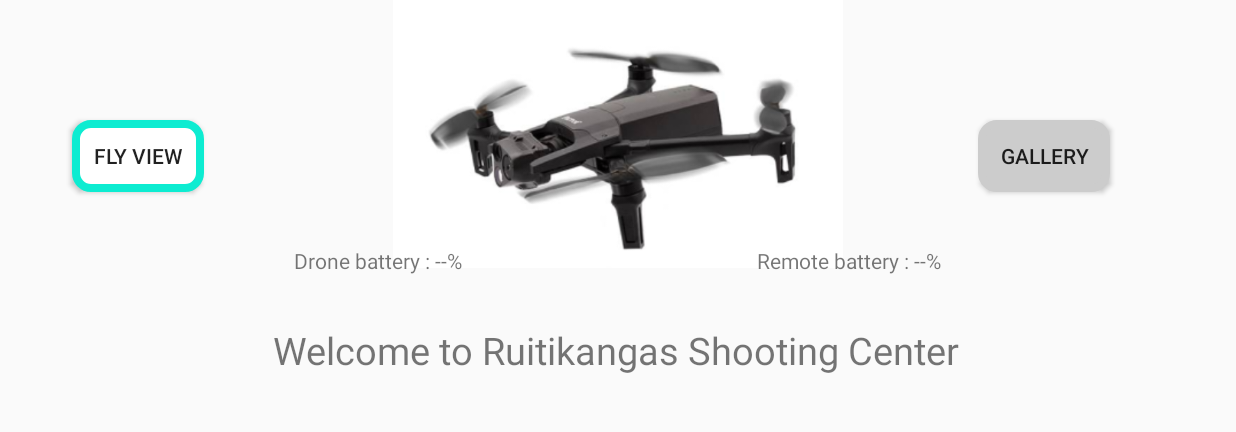
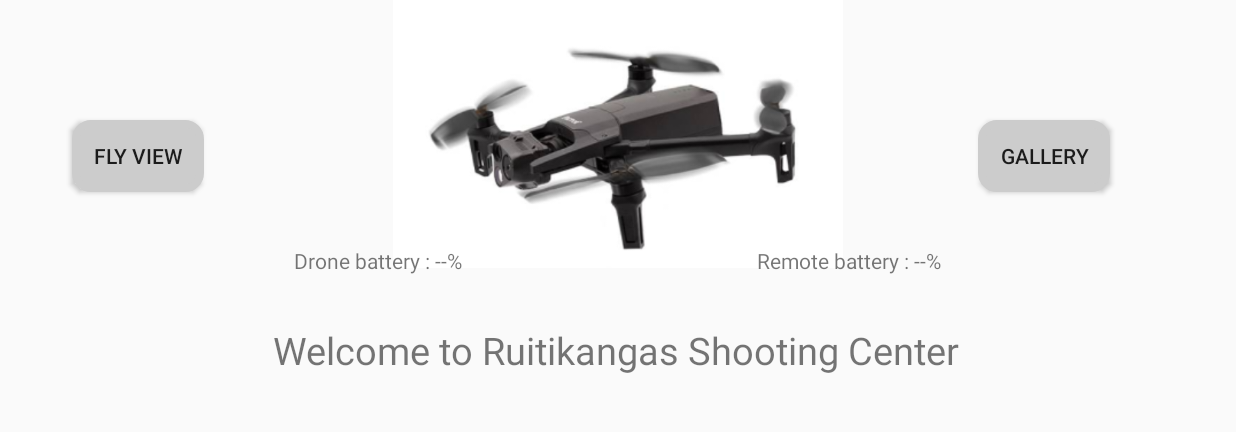
Before and after one commit to Ruutikangas-Shooting-Project/RuutikangasProject, an Android app: the screen it shows after launch (BatteryStatusActivity), after a tap on an icon or button, on a phone screen of 824 x 412 dp (held sideways), the part 174-606 px from its top. Run offline under Robolectric (Android 15) with nearby library versions, the phone set to English and light mode, and no system bars; libraries missing offline, so code that uses them is left out: com.parrot.drone; 2 statements that could not run were skipped.

Commit message:
Chnage welcome page btn logic, it will not be clicked if not link to drone. download file issue fixed

```diff
--- a/app/src/main/java/com/parrot/camera/BatteryStatusActivity.kt
+++ b/app/src/main/java/com/parrot/camera/BatteryStatusActivity.kt
@@ -39,6 +39,12 @@ class BatteryStatusActivity :AppCompatActivity() {
 
         // link to main fly model (id change to flyviewBtn)
         val flyViewBtn = findViewById<Button>(R.id.connectDroneBtn)
+        val flyviewBtnOverlay = findViewById<View>(R.id.flyviewBtnOverlay)
+        flyviewBtnOverlay.setOnClickListener{
+            if(!flyViewBtn.isEnabled) {
+                Toast.makeText(this, "Connect to drone to get fly mode", Toast.LENGTH_SHORT).show()
+            }
+        }
         flyViewBtn.setOnClickListener {
             val intent = Intent (this, MainActivity::class.java)
             startActivity(intent)
@@ -47,18 +53,9 @@ class BatteryStatusActivity :AppCompatActivity() {
         val galleryBtnOverlay = findViewById<View>(R.id.galleryBtnOverlay)
         galleryBtnOverlay.setOnClickListener {
             if (!galleryBtn.isEnabled) {
-                Toast.makeText(this, "Pls connect to drone", Toast.LENGTH_SHORT).show()
+                Toast.makeText(this, "Please connect to drone", Toast.LENGTH_SHORT).show()
             }
         }
-       /* galleryBtn.setOnClickListener {
-            if (!galleryBtn.isEnabled) {
-                Toast.makeText(this, "Pls connect to drone", Toast.LENGTH_SHORT).show()
-            }else{
-                val intent = Intent(this, MediaListActivity::class.java)
-                startActivity(intent)
-            }
-        }*/
-
         galleryBtn.setOnClickListener {
             val intent = Intent(this, MediaListActivity::class.java)
             startActivity(intent)
@@ -74,8 +71,6 @@ class BatteryStatusActivity :AppCompatActivity() {
                 }
 
                 //0821 new code check if connect to drone
-                //val droneConnected = it.drone?.state?.connectionState == DeviceState.ConnectionState.CONNECTED
-                //findViewById<Button>(R.id.galleryBtn).isEnabled = droneConnected
                 val droneConnected = it.drone?.state?.connectionState == DeviceState.ConnectionState.CONNECTED
                 updateBtnState(droneConnected)
 
@@ -105,17 +100,25 @@ class BatteryStatusActivity :AppCompatActivity() {
        //0821 new code check if connect to drone
         val galleryButton: Button = findViewById(R.id.galleryBtn)
         val galleryBtnOverlay : View = findViewById(R.id.galleryBtnOverlay)
+        val flyViewBtn: Button = findViewById(R.id.connectDroneBtn)
+        val flyviewBtnOverlay: View = findViewById(R.id.flyviewBtnOverlay)
 
         galleryButton.isEnabled = droneConnected
         galleryBtnOverlay.visibility = if (droneConnected) View.GONE else View.VISIBLE
+        //for fly view btn
+        flyViewBtn.isEnabled = droneConnected
+        flyviewBtnOverlay.visibility = if (droneConnected) View.GONE else View.VISIBLE
 
-        galleryButton.background = if (droneConnected){
-            ContextCompat.getDrawable(this, R.drawable.btn_connected)
+        val backgroundResource = if (droneConnected){
+            R.drawable.btn_connected
         }else {
-            ContextCompat.getDrawable(this, R.drawable.btn_disconnted)
+            R.drawable.btn_disconnted
         }
+        galleryButton.background = ContextCompat.getDrawable(this, backgroundResource)
+        flyViewBtn.background = ContextCompat.getDrawable(this, backgroundResource)
 
     }
+    //problem, this override is no function
     override fun onDestroy() {
         super.onDestroy()
     }
--- a/app/src/main/java/com/parrot/camera/MediaListActivity.kt
+++ b/app/src/main/java/com/parrot/camera/MediaListActivity.kt
@@ -73,7 +73,6 @@ class MediaListActivity : AppCompatActivity() {
     }
 
 
-
     //0813 can see file name but cant download, try new one
     private fun monitorMediaStore() {
         drone?.let { drone->
@@ -91,7 +90,6 @@ class MediaListActivity : AppCompatActivity() {
         }
     }
     //0812 try new code to save files
-
     /*
     private fun monitorMediaStore()  {
         drone?.let {drone ->
--- a/app/src/main/res/layout-land/activity_battery_status.xml
+++ b/app/src/main/res/layout-land/activity_battery_status.xml
@@ -65,11 +65,20 @@
         android:layout_height="wrap_content"
         android:layout_marginStart="48dp"
         android:layout_marginTop="80dp"
-        android:background="@drawable/flyviewbtn"
+        android:background="@drawable/btn_disconnted"
         android:text="@string/fly_view"
         app:layout_constraintStart_toStartOf="parent"
         app:layout_constraintTop_toBottomOf="@id/tv_title"
         tools:ignore="DuplicateIds" />
+    <View
+        android:id="@+id/flyviewBtnOverlay"
+        android:layout_width="wrap_content"
+        android:layout_height="wrap_content"
+        android:layout_marginTop="80dp"
+        android:layout_marginEnd="84dp"
+        android:background="@android:color/transparent"
+        app:layout_constraintEnd_toEndOf="parent"
+        app:layout_constraintTop_toBottomOf="@id/tv_title" />
 
 
     <!-- TextView for Remote Battery -->
```
